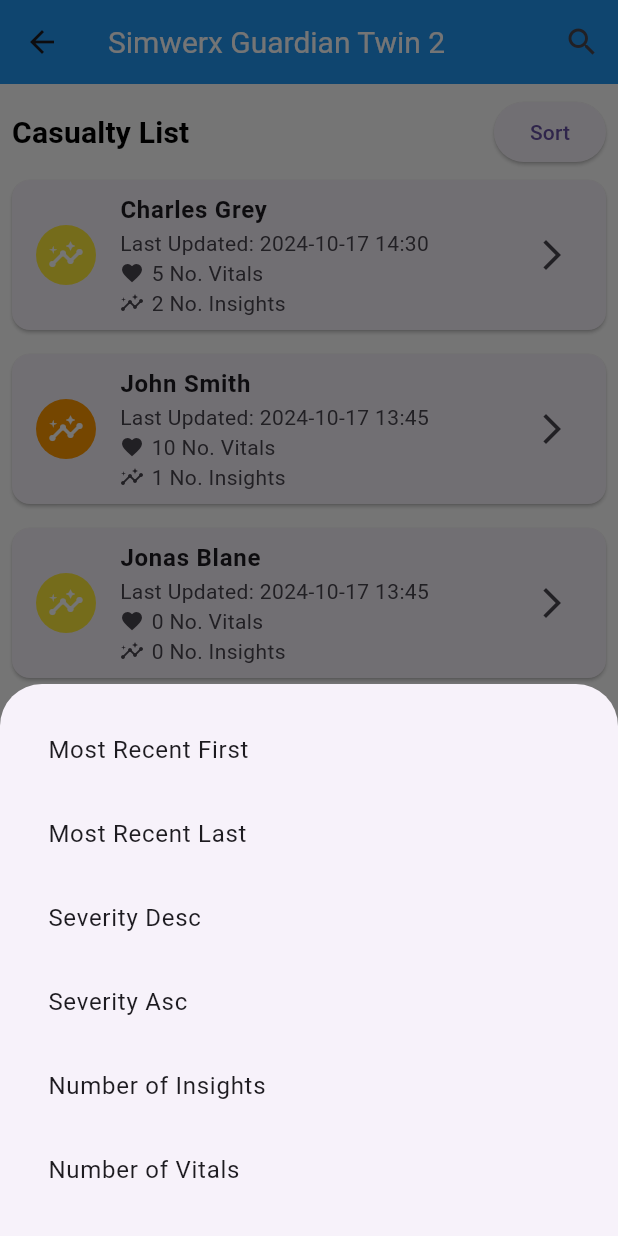
After one commit to rjk2011/sw-mcp-v2, a Flutter app: the CasualtyMobilePortraitScreen screen opened directly, after a tap on "Sort", on a phone screen of 412 x 824 dp. The commit adds this screen. Run offline on Flutter 3.47's test engine with Material 3 defaults, Android fonts, the light colour scheme and no system bars.

Commit message:
Landscape / Portrait Casualty functionality

```diff
--- a/lib/components/custom_drawer.dart
+++ b/lib/components/custom_drawer.dart
@@ -1,5 +1,5 @@
 import 'package:flutter/material.dart';
-import 'package:uitest/screens/casualty/casualty_batdokview_screen.dart';
+import 'package:uitest/screens/casualty/mobile/casualty_batdokview_screen.dart';
 
 import '../screens/casualty/caualty_main_screen.dart';
 
--- a/lib/screens/casualty/casualty_batdokview_screen.dart
+++ b/lib/screens/casualty/mobile/casualty_batdokview_screen.dart
@@ -1,6 +1,6 @@
 import 'package:flutter/material.dart';
 import 'package:uitest/dto/casualty_dto.dart';
-import '../../dao/casualty_mock_dao.dart';
+import '../../../dao/casualty_mock_dao.dart';
 
 class CasualtyScreenBatdok extends StatelessWidget {
   final CasualtyDAO casualtyDAO = CasualtyDAO();
--- /dev/null
+++ b/lib/screens/casualty/mobile/casualty_mobile_portrait_screen.dart
@@ -0,0 +1,226 @@
+import 'package:flutter/material.dart';
+import '../../../components/severitycard_widget.dart';
+import '../../../components/casualtysummarycard_widget.dart';
+import '../../../dao/casualty_mock_dao.dart';
+import '../../../dto/casualty_dto.dart';
+
+class CasualtyMobilePortraitScreen extends StatefulWidget {
+  @override
+  _CasualtyMobilePortraitScreenState createState() => _CasualtyMobilePortraitScreenState();
+}
+
+class _CasualtyMobilePortraitScreenState extends State<CasualtyMobilePortraitScreen> {
+  final int highCount = 12;
+  final int medCount = 0;
+  final int lowCount = 12;
+
+  // Instantiate the CasualtyDAO
+  final CasualtyDAO casualtyDAO = CasualtyDAO();
+
+  // Variable to track the visibility of the search bar
+  bool _isSearchVisible = false;
+
+  // Sort state for each column in the table
+  bool _sortAscending = true;
+
+  // Variable to track the sorting column
+  String _sortColumn = 'name';
+
+  // Sort casualties by selected column
+  void _sortCasualties(List<CasualtySummary> casualties) {
+    casualties.sort((a, b) {
+      switch (_sortColumn) {
+        case 'name':
+          return _sortAscending ? a.name.compareTo(b.name) : b.name.compareTo(a.name);
+        case 'lastUpdated':
+          return _sortAscending ? a.lastUpdated.compareTo(b.lastUpdated) : b.lastUpdated.compareTo(a.lastUpdated);
+        case 'severity':
+          return _sortAscending ? a.severity.compareTo(b.severity) : b.severity.compareTo(a.severity);
+        case 'vitals':
+          return _sortAscending ? a.vitals.compareTo(b.vitals) : b.vitals.compareTo(a.vitals);
+        case 'insights':
+          return _sortAscending ? a.insights.compareTo(b.insights) : b.insights.compareTo(a.insights);
+        default:
+          return 0;
+      }
+    });
+  }
+
+  @override
+  Widget build(BuildContext context) {
+    // Fetch the list of casualties
+    List<CasualtySummary> casualties = casualtyDAO.getCasualtyVitalsInsightCountSummary();
+
+    // Sort the casualties based on the selected column
+    _sortCasualties(casualties);
+
+    // // Check if the device is in portrait or landscape mode
+    // bool isPortrait = MediaQuery.of(context).orientation == Orientation.portrait;
+
+    return Scaffold(
+      appBar: AppBar(
+        title: Text('Simwerx Guardian Twin 2'),
+        actions: [
+          IconButton(
+            icon: Icon(Icons.search),
+            onPressed: () {
+              // Toggle the search bar visibility
+              setState(() {
+                _isSearchVisible = !_isSearchVisible;
+              });
+            },
+          ),
+        ],
+      ),
+      body: Padding(
+        padding: const EdgeInsets.all(8.0),
+        child: _buildPortraitLayout(casualties),
+      ),
+    );
+  }
+
+  // Function to build the portrait layout
+  Widget _buildPortraitLayout(List<CasualtySummary> casualties) {
+    return Column(
+      crossAxisAlignment: CrossAxisAlignment.start,
+      children: [
+        // Show the search bar if _isSearchVisible is true
+        if (_isSearchVisible)
+          Padding(
+            padding: const EdgeInsets.symmetric(vertical: 8.0),
+            child: TextField(
+              decoration: InputDecoration(
+                labelText: 'Search',
+                border: OutlineInputBorder(),
+                prefixIcon: Icon(Icons.search),
+              ),
+            ),
+          ),
+        SizedBox(height: _isSearchVisible ? 10 : 0), // Only add spacing if the search bar is visible
+
+        // Show the Casualty Severity Count Row if _isSearchVisible is true
+        if (_isSearchVisible)
+          Row(
+            mainAxisAlignment: MainAxisAlignment.spaceEvenly,
+            children: [
+              SeverityCardWidget(label: 'High', count: highCount, color: Colors.red),
+              SeverityCardWidget(label: 'Med', count: medCount, color: Colors.orange),
+              SeverityCardWidget(label: 'Low', count: lowCount, color: Colors.yellow),
+            ],
+          ),
+        SizedBox(height: _isSearchVisible ? 10 : 0), // Only add spacing if the severity row is visible
+
+        // Row 3: Casualty List with Sort button
+        Row(
+          mainAxisAlignment: MainAxisAlignment.spaceBetween,
+          children: [
+            Text(
+              'Casualty List',
+              style: Theme.of(context).textTheme.titleMedium,
+            ),
+            ElevatedButton(
+              onPressed: () {
+                // Show the sort bottom sheet
+                _showSortBottomSheet(context);
+              },
+              child: Text('Sort'),
+            ),
+          ],
+        ),
+        Expanded(
+          child: ListView.builder(
+            itemCount: casualties.length,
+            itemBuilder: (context, index) {
+              CasualtySummary casualty = casualties[index];
+              return CasualtySummaryCard(
+                name: casualty.name,
+                lastUpdated: casualty.lastUpdated,
+                vitals: casualty.vitals,
+                insights: casualty.insights,
+                severity: casualty.severity,
+              );
+            },
+          ),
+        ),
+      ],
+    );
+  }
+
+
+  // Function to show the sort bottom sheet
+  void _showSortBottomSheet(BuildContext context) {
+    showModalBottomSheet(
+      context: context,
+      builder: (BuildContext context) {
+        return Container(
+          padding: EdgeInsets.all(16.0),
+          child: Column(
+            mainAxisSize: MainAxisSize.min,
+            children: [
+              ListTile(
+                title: Text('Most Recent First'),
+                onTap: () {
+                  setState(() {
+                    _sortColumn = 'lastUpdated';
+                    _sortAscending = false;
+                  });
+                  Navigator.pop(context);
+                },
+              ),
+              ListTile(
+                title: Text('Most Recent Last'),
+                onTap: () {
+                  setState(() {
+                    _sortColumn = 'lastUpdated';
+                    _sortAscending = true;
+                  });
+                  Navigator.pop(context);
+                },
+              ),
+              ListTile(
+                title: Text('Severity Desc'),
+                onTap: () {
+                  setState(() {
+                    _sortColumn = 'severity';
+                    _sortAscending = false;
+                  });
+                  Navigator.pop(context);
+                },
+              ),
+              ListTile(
+                title: Text('Severity Asc'),
+                onTap: () {
+                  setState(() {
+                    _sortColumn = 'severity';
+                    _sortAscending = true;
+                  });
+                  Navigator.pop(context);
+                },
+              ),
+              ListTile(
+                title: Text('Number of Insights'),
+                onTap: () {
+                  setState(() {
+                    _sortColumn = 'insights';
+                    _sortAscending = false;
+                  });
+                  Navigator.pop(context);
+                },
+              ),
+              ListTile(
+                title: Text('Number of Vitals'),
+                onTap: () {
+                  setState(() {
+                    _sortColumn = 'vitals';
+                    _sortAscending = false;
+                  });
+                  Navigator.pop(context);
+                },
+              ),
+            ],
+          ),
+        );
+      },
+    );
+  }
+}
--- a/lib/screens/home_screen.dart
+++ b/lib/screens/home_screen.dart
@@ -31,7 +31,6 @@
 
       drawer: CustomDrawer(),  // Use the CustomDrawer widget
 
-
     );
   }
 }
```
Also changed, not shown: lib/screens/casualty/caualty_main_screen.dart (+43 -7 lines), lib/screens/casualty/mobile/casualty_mobile_landscape_screen.dart (renamed from lib/screens/casualty/casualty_mobile_screen.dart, +10 -116 lines), lib/screens/casualty/mobile/casualty_mobile_screen.dart (added, +314 -0 lines), lib/screens/casualty/tablet/casualty_tablet_screen.dart (renamed from lib/screens/casualty/casualty_tablet_screen.dart).
